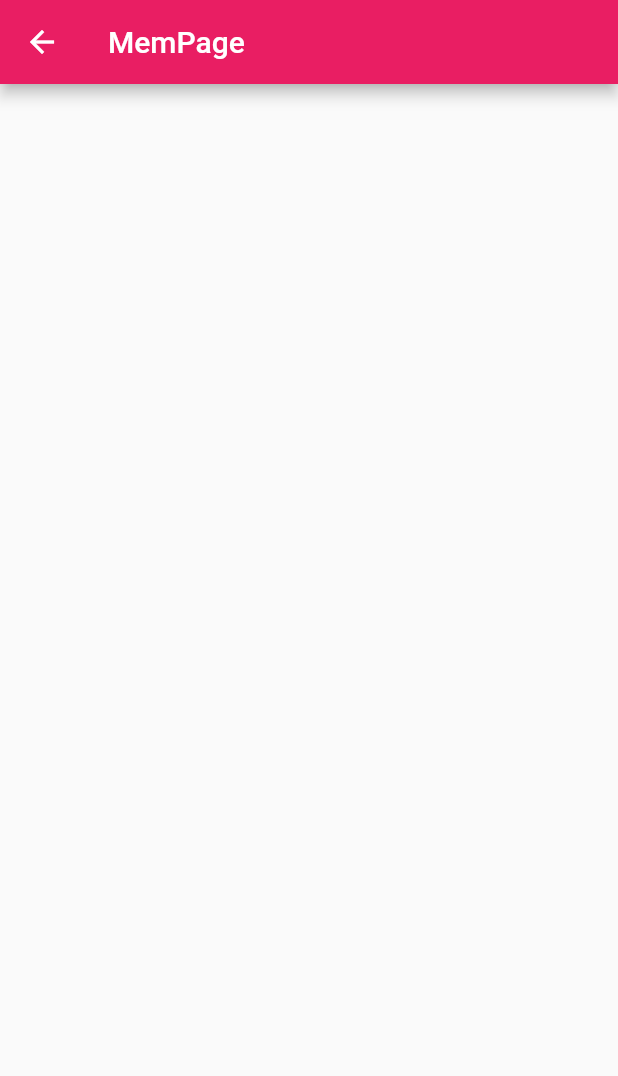
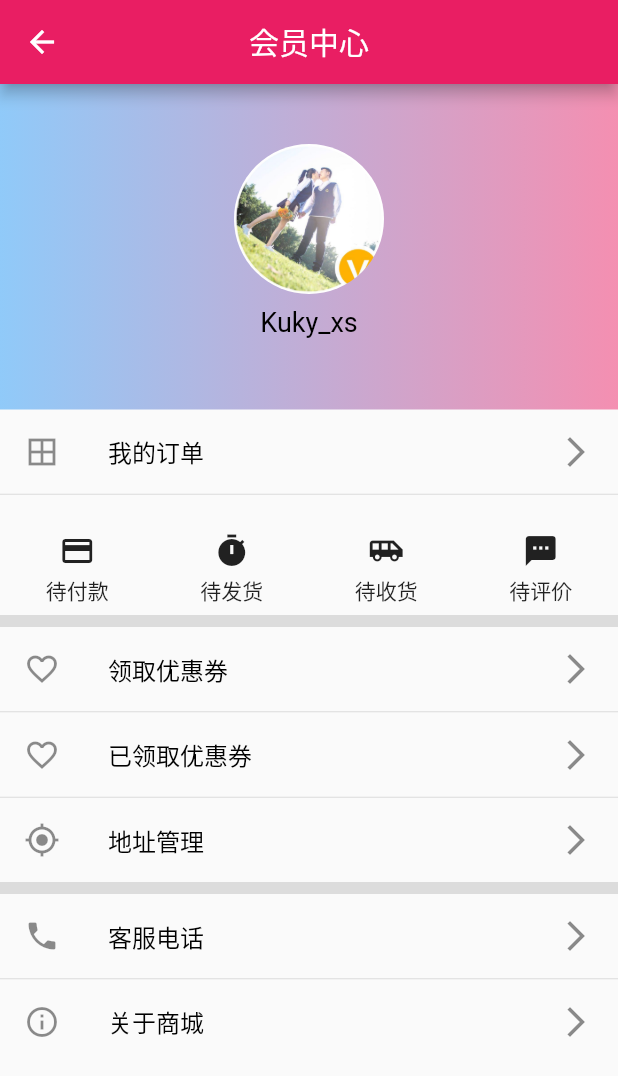
Before and after one commit to kukyxs/flutter_shop, a Flutter app: the MemPage screen opened directly, on a phone screen of 412 x 824 dp. Shown: the top 1076 px of the screen. Run offline on Flutter 3.47's test engine with Material 2 defaults, Android fonts, the phone set to English and light mode, and no system bars; our stand-ins replace dio, fluro, flutter_easyrefresh, flutter_html, flutter_screenutil, flutter_swiper and 2 more; missing offline and left inert: provide; accounts and stored records are empty.

Commit message:
会员中心界面

```diff
--- a/lib/pages/mem_page.dart
+++ b/lib/pages/mem_page.dart
@@ -1,37 +1,34 @@
 import 'package:flutter/material.dart';
+import 'package:flutter_shop/pages/mempage/mem_header.dart';
+import 'package:flutter_shop/pages/mempage/mem_tile.dart';
+import 'package:flutter_shop/pages/mempage/order_grid.dart';
 
-class MemPage extends StatefulWidget {
-  @override
-  _MemPageState createState() => _MemPageState();
-}
-
-class _MemPageState extends State<MemPage> {
+class MemPage extends StatelessWidget {
   @override
   Widget build(BuildContext context) {
     return Scaffold(
       appBar: AppBar(
-        title: Text('MemPage'),
+        title: Text('会员中心'),
+        centerTitle: true,
+      ),
+      body: ListView(
+        children: <Widget>[
+          MemHeader(),
+          MemTile(leading: Icons.border_all, title: "我的订单"),
+          Divider(height: 1.0, color: Colors.black12),
+          OrderGrid(),
+          Container(height: 8.0, color: Colors.black12),
+          MemTile(leading: Icons.favorite_border, title: "领取优惠券"),
+          Divider(height: 1.0, color: Colors.black12),
+          MemTile(leading: Icons.favorite_border, title: "已领取优惠券"),
+          Divider(height: 1.0, color: Colors.black12),
+          MemTile(leading: Icons.my_location, title: "地址管理"),
+          Container(height: 8.0, color: Colors.black12),
+          MemTile(leading: Icons.phone, title: "客服电话"),
+          Divider(height: 1.0, color: Colors.black12),
+          MemTile(leading: Icons.info_outline, title: "关于商城"),
+        ],
       ),
     );
   }
-
-  @override
-  void initState() {
-    super.initState();
-  }
-
-  @override
-  void dispose() {
-    super.dispose();
-  }
-
-  @override
-  void didUpdateWidget(MemPage oldWidget) {
-    super.didUpdateWidget(oldWidget);
-  }
-
-  @override
-  void didChangeDependencies() {
-    super.didChangeDependencies();
-  }
 }
--- /dev/null
+++ b/lib/pages/mempage/mem_header.dart
@@ -0,0 +1,25 @@
+import 'package:flutter/material.dart';
+
+class MemHeader extends StatelessWidget {
+  @override
+  Widget build(BuildContext context) {
+    return Container(
+      alignment: Alignment.center,
+      padding: const EdgeInsets.symmetric(vertical: 40.0),
+      decoration: BoxDecoration(
+        gradient: LinearGradient(colors: [Colors.blue[200], Colors.pink[200]]),
+      ),
+      child: Column(
+        children: <Widget>[
+          ClipOval(
+            child: Image.asset('images/avatar.jpg', width: 100.0, height: 100.0),
+          ),
+          Padding(
+            padding: const EdgeInsets.all(8.0),
+            child: Text('Kuky_xs', style: TextStyle(color: Colors.black, fontSize: 18.0)),
+          )
+        ],
+      ),
+    );
+  }
+}
--- /dev/null
+++ b/lib/pages/mempage/mem_tile.dart
@@ -0,0 +1,19 @@
+import 'package:flutter/material.dart';
+
+class MemTile extends StatelessWidget {
+  final IconData leading;
+  final String title;
+  final VoidCallback action;
+
+  MemTile({Key key, this.leading, this.title, this.action}) : super(key: key);
+
+  @override
+  Widget build(BuildContext context) {
+    return ListTile(
+      leading: Icon(leading),
+      title: Text(title, style: TextStyle(color: Colors.black, fontSize: 16.0)),
+      trailing: Icon(Icons.arrow_forward_ios),
+      onTap: action,
+    );
+  }
+}
--- /dev/null
+++ b/lib/pages/mempage/order_grid.dart
@@ -0,0 +1,26 @@
+import 'package:flutter/material.dart';
+
+class OrderGrid extends StatelessWidget {
+  final _icons = [Icons.payment, Icons.timer, Icons.airport_shuttle, Icons.textsms];
+  final _titles = ['待付款', '待发货', '待收货', '待评价'];
+
+  @override
+  Widget build(BuildContext context) {
+    return SizedBox(
+      height: 80.0,
+      child: GridView.count(
+        crossAxisCount: _icons.length,
+        children: List.generate(
+            _icons.length,
+            (index) => InkWell(
+                  child: Column(
+                    mainAxisAlignment: MainAxisAlignment.center,
+                    children: <Widget>[Icon(_icons[index]), Padding(padding: const EdgeInsets.all(4.0), child: Text(_titles[index]))],
+                  ),
+                  onTap: () {},
+                )),
+        physics: NeverScrollableScrollPhysics(),
+      ),
+    );
+  }
+}
```
Also changed, not shown: images/avatar.jpg (added).
